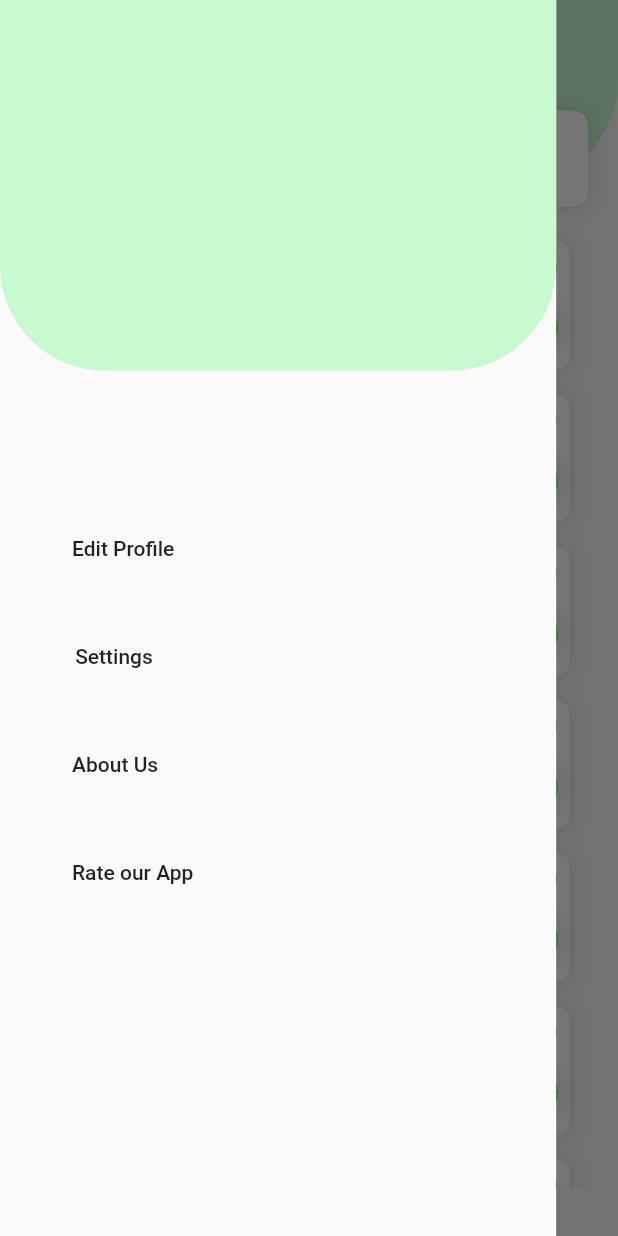
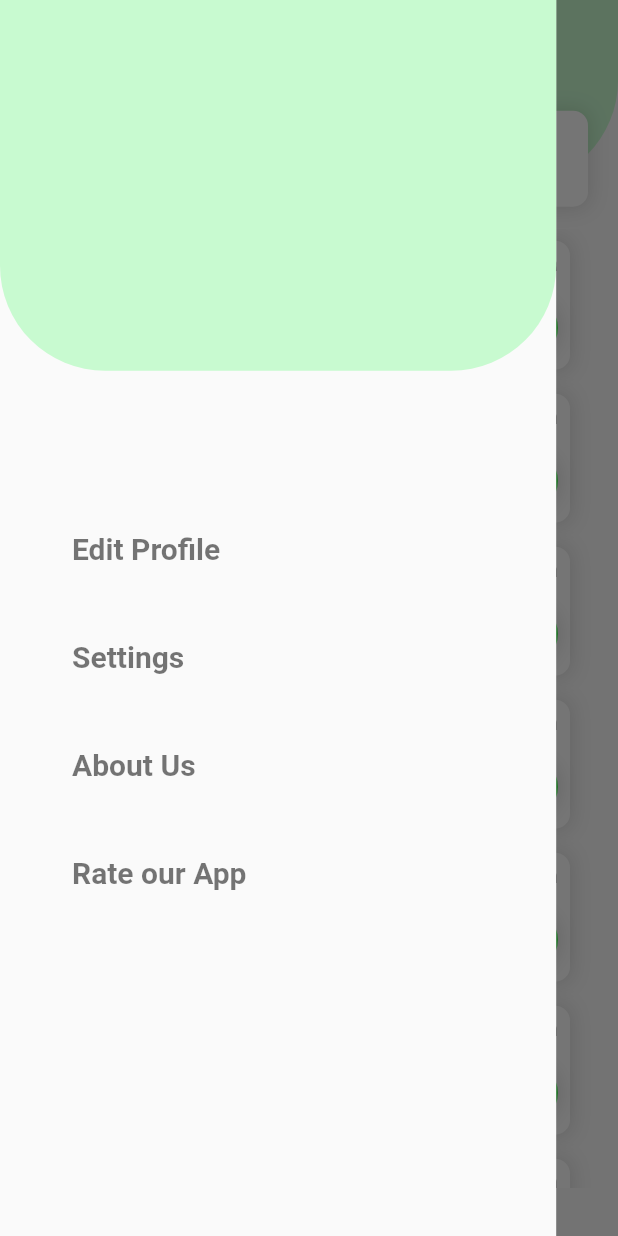
Before and after one commit to d2207-sahu/ayuda, a Flutter app: the screen it shows after launch, with the side drawer open, on a phone screen of 412 x 824 dp. Run offline on Flutter 3.47's test engine with Material 2 defaults, Android fonts, the phone set to English and light mode, and no system bars.

Commit message:
merged commit

```diff
--- a/lib/Utils/TextStyles.dart
+++ b/lib/Utils/TextStyles.dart
@@ -28,3 +28,5 @@ final loadingHeader2 = TextStyle(
   fontSize: 40,
   fontWeight: FontWeight.bold,
 );
+final drawerText =
+TextStyle(color: underTextColor, fontSize: 20, fontWeight: FontWeight.bold);
--- a/lib/main.dart
+++ b/lib/main.dart
@@ -1,6 +1,4 @@
-
-
-
+import 'Utils/Colors.dart';
 import 'screens/home_screen.dart';
 import 'package:flutter/material.dart';
 import 'package:provider/provider.dart';
--- a/lib/screens/home_screen.dart
+++ b/lib/screens/home_screen.dart
@@ -1,4 +1,3 @@
-
 import 'package:ayuda/Utils/Colors.dart';
 import 'package:ayuda/Utils/TextStyles.dart';
 import 'package:ayuda/screens/drawer_screen.dart';
@@ -10,7 +9,6 @@ import 'package:flutter/material.dart';
 import 'CommonWidgets/LeaderBoardTile.dart';
 import 'CommonWidgets/ScheduleTile.dart';
 import 'CommonWidgets/tempraryLogo.dart';
-
 
 class HomeScreen extends StatefulWidget {
   @override
@@ -134,8 +132,7 @@ class _HomeScreenState extends State<HomeScreen> {
               ),
             ],
           ),
-
-
+        ),
       ),
     );
   }
```
